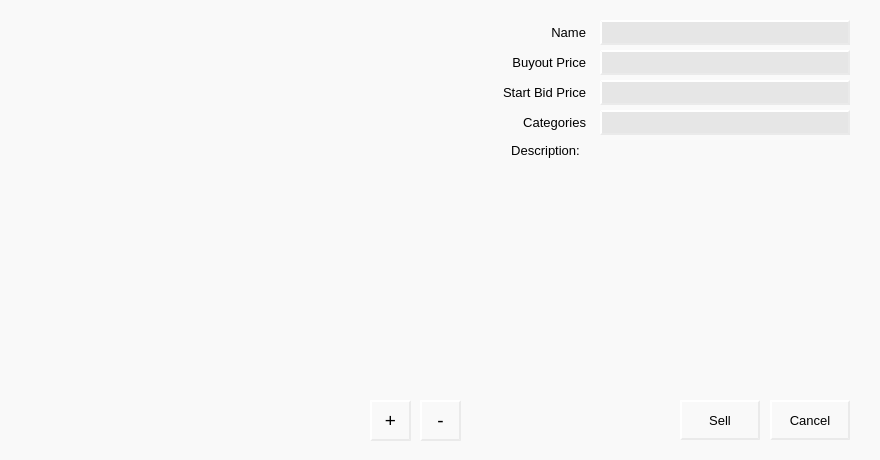
Qt form chimera/ui/addauction.ui (shiragaP/uAuction) before a commit.
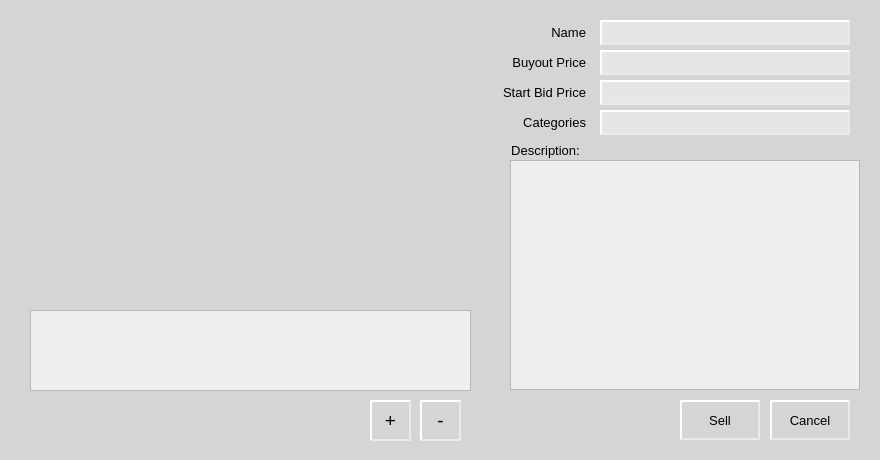
The same form after that commit.

```diff
--- a/chimera/ui/addauction.ui
+++ b/chimera/ui/addauction.ui
@@ -17,15 +17,24 @@
    <string notr="true">
 QWidget#Form
 {
-	background-color: rgb(249, 249, 249);
+	background-color: rgb(213, 213, 213);
 }
 
-
 QWidget
 {
 	background-color: rgba(239, 239, 239, 0);
 }
 
+QListWidget#listWidget_thumbnail
+{
+	background-color: rgba(239, 239, 239, 255);
+}
+
+QTextEdit#textEdit_06_description
+{
+	background-color: rgba(239, 239, 239, 255);
+}
+
 QLabel
 {
 	padding: 2px;
```
